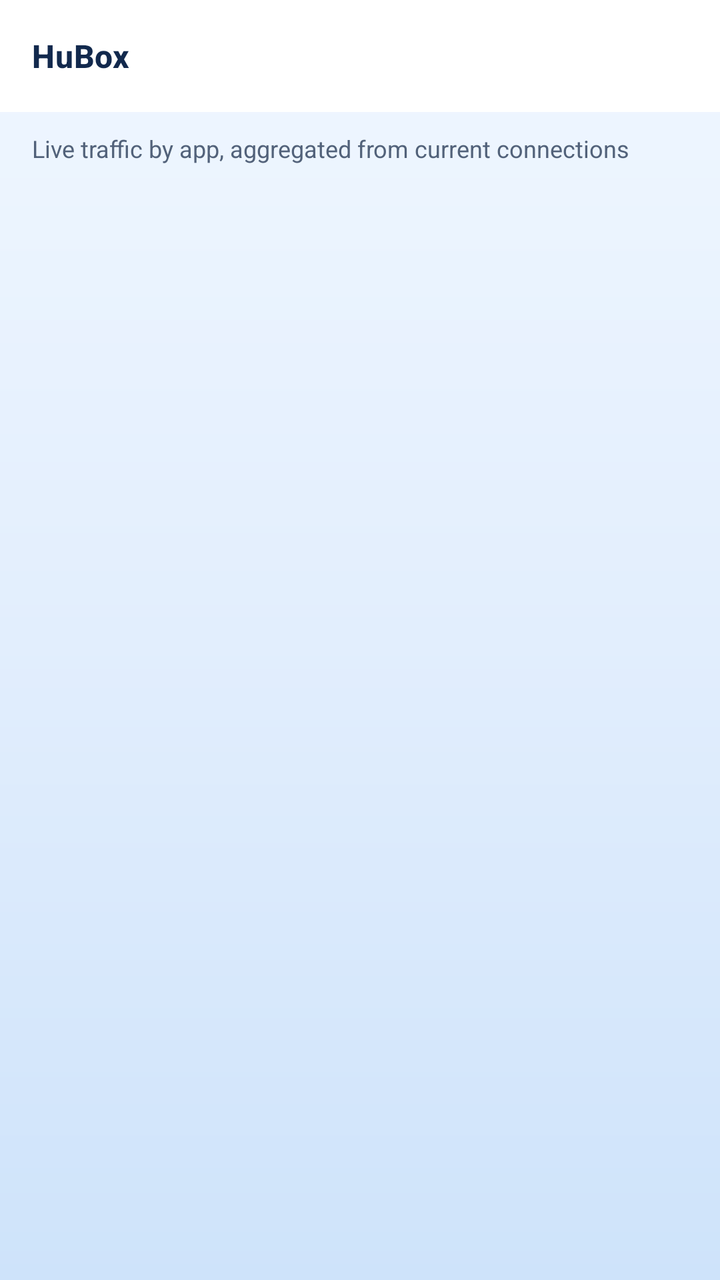
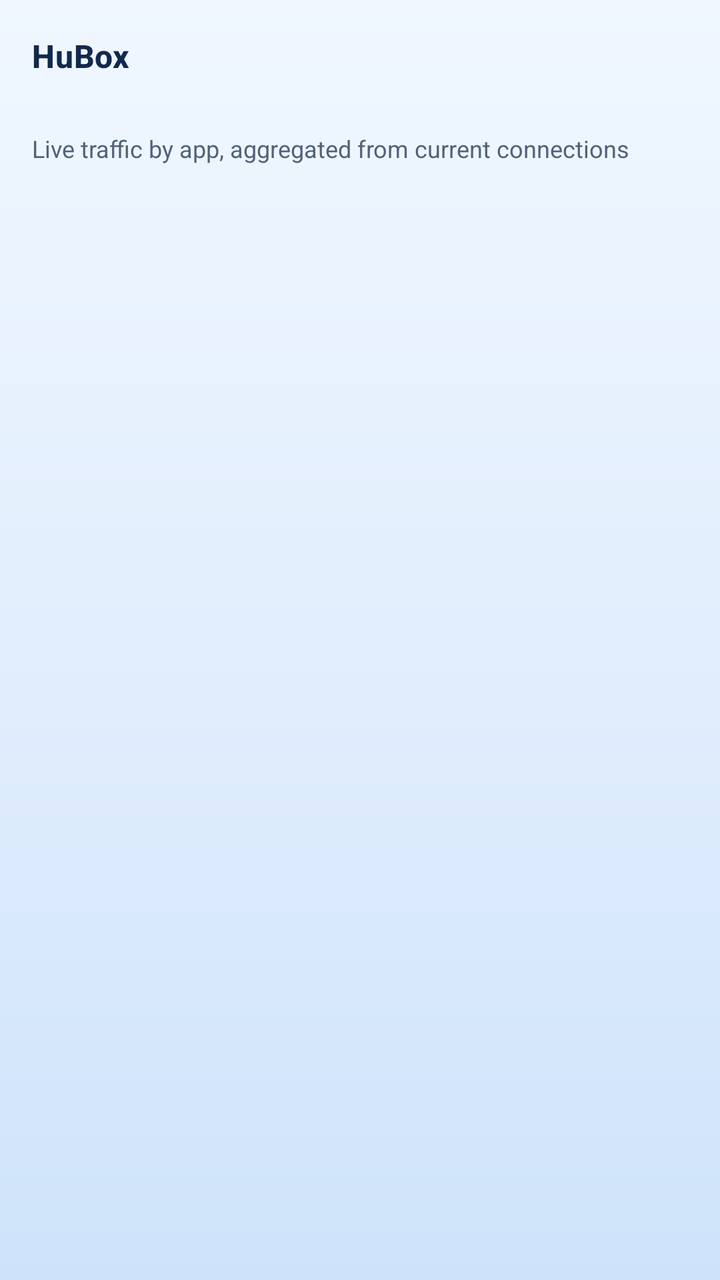

Before-and-after screenshots of an Android layout around one commit, followed by the original layout XML and the change that was made.
<!-- AndroidManifest.xml: application theme Theme.Start -->
<!-- res/layout/layout_app_traffic.xml -->
<?xml version="1.0" encoding="utf-8"?>
<LinearLayout xmlns:android="http://schemas.android.com/apk/res/android"
    xmlns:tools="http://schemas.android.com/tools"
    android:layout_width="match_parent"
    android:layout_height="match_parent"
    android:background="@drawable/bg_glass_window"
    android:orientation="vertical"
    tools:context=".ui.AppTrafficActivity">

    <include
        layout="@layout/layout_appbar"
        android:layout_width="match_parent"
        android:layout_height="wrap_content" />

    <TextView
        android:layout_width="match_parent"
        android:layout_height="wrap_content"
        android:paddingStart="16dp"
        android:paddingTop="10dp"
        android:paddingEnd="16dp"
        android:text="@string/app_traffic_hint"
        android:textColor="?android:attr/textColorSecondary"
        android:textSize="12sp" />

    <FrameLayout
        android:layout_width="match_parent"
        android:layout_height="match_parent">

        <androidx.recyclerview.widget.RecyclerView
            android:id="@+id/traffic_list"
            android:layout_width="match_parent"
            android:layout_height="match_parent"
            android:clipToPadding="false"
            android:padding="12dp" />

        <TextView
            android:id="@+id/traffic_empty"
            android:layout_width="wrap_content"
            android:layout_height="wrap_content"
            android:layout_gravity="center"
            android:padding="24dp"
            android:text="@string/app_traffic_empty"
            android:textColor="?android:attr/textColorSecondary"
            android:textSize="14sp"
            android:visibility="gone"
            tools:visibility="visible" />
    </FrameLayout>
</LinearLayout>
<!-- res/layout/layout_appbar.xml (included above) -->
<?xml version="1.0" encoding="utf-8"?>
<com.google.android.material.appbar.AppBarLayout xmlns:android="http://schemas.android.com/apk/res/android"
    xmlns:app="http://schemas.android.com/apk/res-auto"
    android:id="@+id/appbar"
    android:layout_width="match_parent"
    android:layout_height="wrap_content"
    android:background="?attr/colorSurface"
    app:elevation="0dp"
    app:liftOnScroll="false">

    <com.google.android.material.appbar.MaterialToolbar
        android:id="@+id/toolbar"
        android:layout_width="match_parent"
        android:layout_height="56dp"
        android:background="@android:color/transparent"
        android:theme="?actionBarTheme"
        android:touchscreenBlocksFocus="false"
        app:contentInsetStart="16dp"
        app:contentInsetStartWithNavigation="56dp"
        app:contentInsetEnd="12dp"
        app:titleTextAppearance="@style/TextAppearance.SagerNet.Toolbar.Title"
        app:titleTextColor="?android:attr/textColorPrimary"
        app:subtitleTextColor="?android:attr/textColorSecondary"
        app:navigationIconTint="?android:attr/textColorPrimary"
        app:popupTheme="?attr/actionBarPopupTheme"
        app:title="@string/app_name" />
</com.google.android.material.appbar.AppBarLayout>
<!-- resources referenced by this layout -->
<resources>
  <string name="app_name" translatable="false">HuBox</string>
  <string name="app_traffic_empty">No connection data yet. Connect first and make sure the Clash API is enabled.</string>
  <string name="app_traffic_hint">Live traffic by app, aggregated from current connections</string>
  <color name="hubox_blue_primary">#1668E3</color>
  <color name="hubox_blue_primary_dark">#0F4DB0</color>
  <color name="hubox_blue_accent">#2E7CF6</color>
  <color name="material_green_100">#C8E6C9</color>
  <color name="material_green_300">#81C784</color>
  <color name="md3_background">#F4F8FF</color>
  <color name="md3_surface">#FFFFFF</color>
  <color name="md3_text_primary">#12294D</color>
  <color name="md3_text_secondary">#52627A</color>
  <color name="card_stroke">#29000000</color>
  <color name="white">#FFFFFFFF</color>
  <style name="ThemeOverlay.SagerNet.AlertDialog" parent="ThemeOverlay.MaterialComponents.MaterialAlertDialog.SagerNet">
          <item name="android:windowBackground">@drawable/bg_dialog</item>
      </style>
  <style name="ThemeOverlay.SagerNet.BottomSheetDialog" parent="ThemeOverlay.MaterialComponents.BottomSheetDialog">
          <item name="bottomSheetStyle">@style/Widget.SagerNet.BottomSheet</item>
      </style>
  <style name="Widget.SagerNet.Button" parent="Widget.MaterialComponents.Button">
          <item name="shapeAppearanceOverlay">@style/ShapeAppearanceOverlay.SagerNet.Button</item>
      </style>
  <style name="Widget.Telegram.Preference.Switch" parent="@style/Preference.SwitchPreferenceCompat.Material">
          <item name="widgetLayout">@layout/layout_telegram_preference_switch</item>
      </style>
  <style name="Widget.Telegram.PreferenceCategory" parent="@style/Preference.Category">
          <item name="android:layout">@layout/layout_telegram_preference_category</item>
      </style>
  <style name="TextAppearance.SagerNet.PopupMenu" parent="TextAppearance.AppCompat.Widget.PopupMenu.Large">
          <item name="android:textSize">14sp</item>
      </style>
  <style name="ShapeAppearanceOverlay.SagerNet.Dialog" parent="">
          <item name="cornerFamily">rounded</item>
          <item name="cornerSize">@dimen/dialog_corner_radius</item>
      </style>
  <style name="Widget.MaterialComponents.Button.TextButton.Dialog.Primary">
          <item name="android:textColor">?primaryOrTextPrimary</item>
      </style>
  <style name="Widget.MaterialComponents.Button.TextButton.Dialog.Flush.Primary">
          <item name="android:textColor">?primaryOrTextPrimary</item>
      </style>
  <dimen name="profile_card_corner_radius">16dp</dimen>
  <dimen name="card_stroke_width">1dp</dimen>
  <style name="ShapeAppearanceOverlay.SagerNet.Input" parent="">
          <item name="cornerFamily">rounded</item>
          <item name="cornerSize">@dimen/input_corner_radius</item>
      </style>
  <style name="PopupMenuAnimation">
          <item name="android:windowEnterAnimation">@anim/popup_enter</item>
          <item name="android:windowExitAnimation">@anim/popup_exit</item>
      </style>
  <style name="Widget.SagerNet.BottomSheet" parent="Widget.MaterialComponents.BottomSheet.Modal">
          <item name="shapeAppearanceOverlay">@style/ShapeAppearanceOverlay.SagerNet.BottomSheet</item>
      </style>
  <style name="ShapeAppearanceOverlay.SagerNet.Button" parent="">
          <item name="cornerFamily">rounded</item>
          <item name="cornerSize">@dimen/button_corner_radius</item>
      </style>
  <dimen name="dialog_background_inset">24dp</dimen>
  <dimen name="dialog_corner_radius">16dp</dimen>
  <dimen name="input_corner_radius">16dp</dimen>
  <dimen name="popup_corner_radius">12dp</dimen>
  <color name="popup_dropdown_stroke">#38000000</color>
  <dimen name="button_corner_radius">16dp</dimen>
  <color name="telegram_switch_track_off">#E2E8F0</color>
  <color name="telegram_switch_thumb_off">#FFFFFF</color>
  <!-- unchanged entries left out for length: 27 -->
</resources>

<!-- the commit's change to res/layout/layout_app_traffic.xml (unified diff, before → after) -->
@@ -3,7 +3,6 @@
     xmlns:tools="http://schemas.android.com/tools"
     android:layout_width="match_parent"
     android:layout_height="match_parent"
-    android:background="@drawable/bg_glass_window"
     android:orientation="vertical"
     tools:context=".ui.AppTrafficActivity">
 
@@ -53,7 +52,7 @@
     android:id="@+id/appbar"
     android:layout_width="match_parent"
     android:layout_height="wrap_content"
-    android:background="?attr/colorSurface"
+    android:background="@android:color/transparent"
     app:elevation="0dp"
     app:liftOnScroll="false">
 
